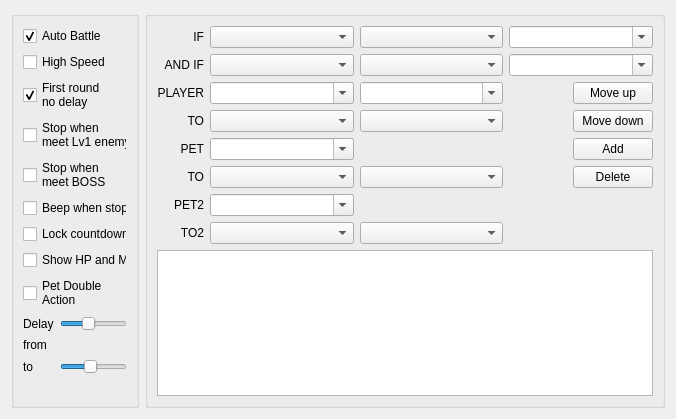
Before: the Qt Designer form CGAssistant/autobattleform.ui in hzqst/CGAssistant, drawn with Qt 5.
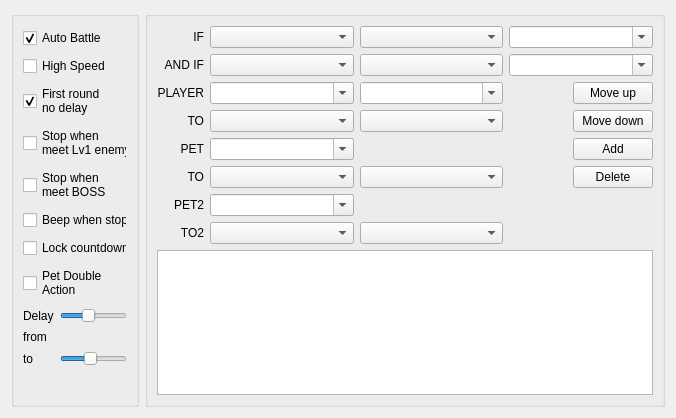
After: the same form once the commit is applied.

Diff of the .ui file:
```diff
--- a/CGAssistant/autobattleform.ui
+++ b/CGAssistant/autobattleform.ui
@@ -153,22 +153,6 @@
         </property>
        </widget>
       </item>
-      <item>
-       <widget class="QCheckBox" name="checkBox_showHPMP">
-        <property name="sizePolicy">
-         <sizepolicy hsizetype="Preferred" vsizetype="Fixed">
-          <horstretch>0</horstretch>
-          <verstretch>0</verstretch>
-         </sizepolicy>
-        </property>
-        <property name="text">
-         <string>Show HP and MP</string>
-        </property>
-        <property name="checked">
-         <bool>false</bool>
-        </property>
-       </widget>
-      </item>
       <item>
        <widget class="QCheckBox" name="checkBox_petDoubleAction">
         <property name="sizePolicy">
```
Left out of the diff: 1 changed line with no effect on the pictures.
